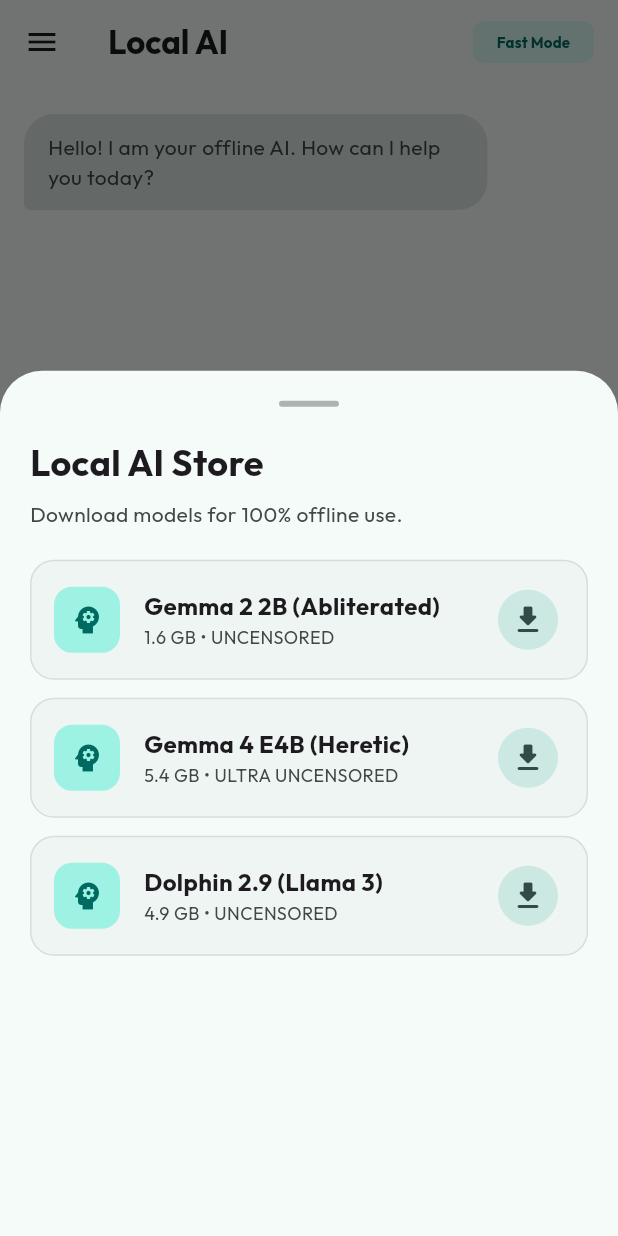
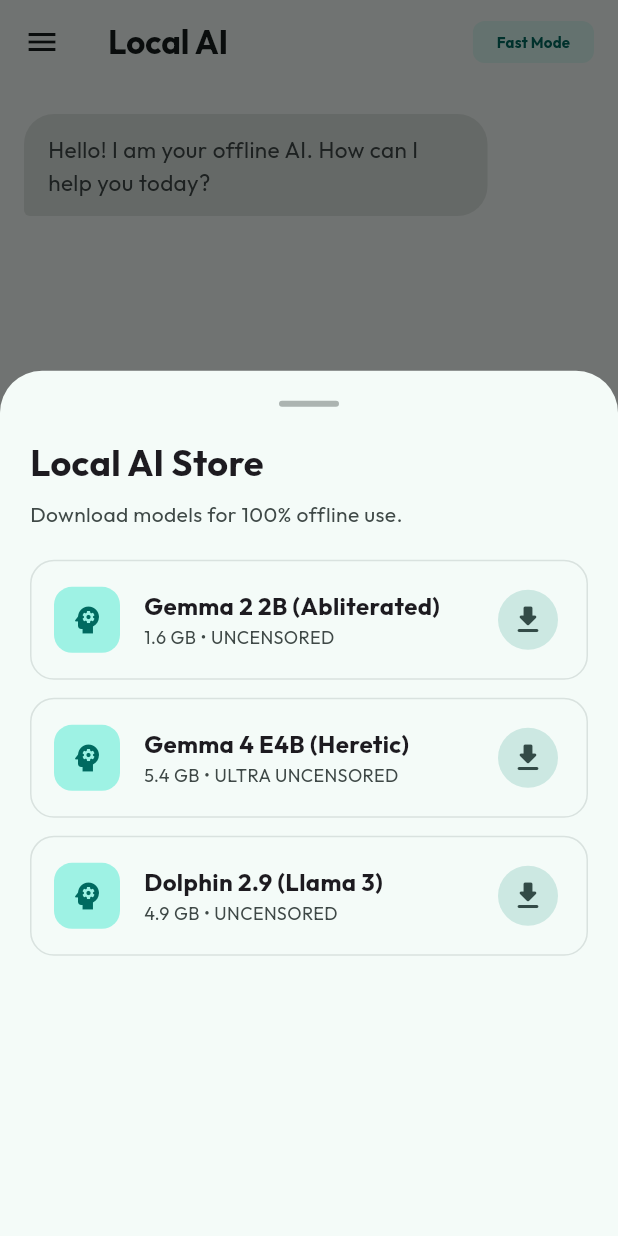
Before and after one commit to JithinKM/LocalAI, a Flutter app: the screen it shows after launch, in the side drawer, after a tap on "Model Store", on a phone screen of 412 x 824 dp. Run offline on Flutter 3.47's test engine with Material 3 defaults, Android fonts, the phone set to English and light mode, and no system bars; drawn by our look-alikes of flutter_markdown; our stand-ins replace dio, file_picker, flutter_riverpod, google_fonts, hive_flutter, shared_preferences; missing offline and left inert: dart:js_interop, llamadart, read_pdf_text; accounts and stored records are empty.

Commit message:
Rich text support for the model response

````diff
--- a/lib/main.dart
+++ b/lib/main.dart
@@ -1,6 +1,8 @@
 import 'dart:io';
 import 'package:flutter/material.dart';
+import 'package:flutter/services.dart';
 import 'package:flutter_riverpod/flutter_riverpod.dart';
+import 'package:flutter_markdown/flutter_markdown.dart';
 import 'package:google_fonts/google_fonts.dart';
 import 'package:file_picker/file_picker.dart';
 import 'services/llm_service.dart';
@@ -9,6 +11,7 @@ import 'services/model_state_provider.dart';
 import 'package:shared_preferences/shared_preferences.dart';
 import 'package:hive_flutter/hive_flutter.dart';
 import 'package:read_pdf_text/read_pdf_text.dart';
+import 'package:url_launcher/url_launcher.dart';
 
 void main() async {
   WidgetsFlutterBinding.ensureInitialized();
@@ -201,7 +204,9 @@ class _ChatScreenState extends ConsumerState<ChatScreen> {
     }
 
     // 2. Add the current prompt (with attachment if present)
-    String currentTurn = "<|user|>\n${finalPrompt}\n<|end|>\n<|assistant|>\n";
+    const formattingInstruction =
+        "When helpful, format your response with Markdown using headings, bold, italics, bullet lists, numbered lists, inline code, code blocks, and links.";
+    String currentTurn = "<|user|>\n$formattingInstruction\n\n${finalPrompt}\n<|end|>\n<|assistant|>\n";
     String finalEnginePrompt = fullConversationContext + currentTurn;
 
     try {
@@ -527,6 +532,7 @@ class _ChatScreenState extends ConsumerState<ChatScreen> {
                           progress: progress,
                           isDownloaded: isDownloaded,
                           isDownloading: downloadState.activeDownloads.contains(model.name),
+                          isSelected: _loadedModelName == model.name,
                           onDownload: () async {
                             try {
                               await ref.read(modelDownloadProvider.notifier).startDownload(model);
@@ -797,6 +803,7 @@ class _ModelListItem extends StatelessWidget {
   final double progress;
   final bool isDownloaded;
   final bool isDownloading;
+  final bool isSelected;
   final VoidCallback onDownload;
   final VoidCallback onSelect;
 
@@ -805,19 +812,29 @@ class _ModelListItem extends StatelessWidget {
     required this.progress,
     required this.isDownloaded,
     required this.isDownloading,
+    required this.isSelected,
     required this.onDownload,
     required this.onSelect,
   });
 
   @override
   Widget build(BuildContext context) {
+    final colorScheme = Theme.of(context).colorScheme;
 
     return Card(
       margin: const EdgeInsets.only(bottom: 12),
+      color: isSelected
+          ? colorScheme.primaryContainer.withOpacity(0.35)
+          : colorScheme.surface,
       elevation: 0,
       shape: RoundedRectangleBorder(
         borderRadius: BorderRadius.circular(16),
-        side: BorderSide(color: Theme.of(context).colorScheme.outlineVariant.withOpacity(0.5)),
+        side: BorderSide(
+          color: isSelected
+              ? colorScheme.primary
+              : colorScheme.outlineVariant.withOpacity(0.5),
+          width: isSelected ? 1.5 : 1,
+        ),
       ),
       child: Padding(
         padding: const EdgeInsets.all(16),
@@ -828,23 +845,62 @@ class _ModelListItem extends StatelessWidget {
                 Container(
                   padding: const EdgeInsets.all(10),
                   decoration: BoxDecoration(
-                    color: Theme.of(context).colorScheme.primaryContainer,
+                    color: isSelected
+                        ? colorScheme.primary.withOpacity(0.14)
+                        : colorScheme.primaryContainer,
                     borderRadius: BorderRadius.circular(12),
                   ),
-                  child: Icon(Icons.psychology, color: Theme.of(context).colorScheme.primary),
+                  child: Icon(Icons.psychology, color: colorScheme.primary),
                 ),
                 const SizedBox(width: 16),
                 Expanded(
                   child: Column(
                     crossAxisAlignment: CrossAxisAlignment.start,
                     children: [
-                      Text(model.name, style: const TextStyle(fontWeight: FontWeight.bold, fontSize: 16)),
-                      Text('${model.size} • ${model.version}', style: TextStyle(color: Theme.of(context).colorScheme.onSurfaceVariant, fontSize: 12)),
+                      Row(
+                        children: [
+                          Expanded(
+                            child: Text(
+                              model.name,
+                              style: TextStyle(
+                                fontWeight: FontWeight.bold,
+                                fontSize: 16,
+                                color: isSelected ? colorScheme.primary : null,
+                              ),
+                            ),
+                          ),
+                          if (isSelected)
+                            Container(
+                              padding: const EdgeInsets.symmetric(horizontal: 10, vertical: 4),
+                              decoration: BoxDecoration(
+                                color: colorScheme.primary,
+                                borderRadius: BorderRadius.circular(999),
+                              ),
+                              child: Text(
+                                'Current',
+                                style: TextStyle(
+                                  color: colorScheme.onPrimary,
+                                  fontSize: 11,
+                                  fontWeight: FontWeight.w600,
+                                ),
+                              ),
+                            ),
+                        ],
+                      ),
+                      Text(
+                        '${model.size} • ${model.version}',
+                        style: TextStyle(
+                          color: colorScheme.onSurfaceVariant,
+                          fontSize: 12,
+                        ),
+                      ),
                     ],
                   ),
                 ),
-                if (isDownloaded)
+                if (isDownloaded && !isSelected)
                   ElevatedButton(onPressed: onSelect, child: const Text('Use'))
+                else if (isDownloaded && isSelected)
+                  const SizedBox.shrink()
                 else if (isDownloading)
                   TextButton.icon(
                     onPressed: null,
@@ -908,6 +964,8 @@ class _ChatBubble extends StatelessWidget {
 
   @override
   Widget build(BuildContext context) {
+    final colorScheme = Theme.of(context).colorScheme;
+
     return Padding(
       padding: const EdgeInsets.symmetric(vertical: 4),
       child: Column(
@@ -917,8 +975,8 @@ class _ChatBubble extends StatelessWidget {
             padding: const EdgeInsets.symmetric(horizontal: 16, vertical: 12),
             decoration: BoxDecoration(
               color: isAi
-                ? Theme.of(context).colorScheme.surfaceVariant
-                : Theme.of(context).colorScheme.primary,
+                ? colorScheme.surfaceContainerHighest
+                : colorScheme.primary,
               borderRadius: BorderRadius.only(
                 topLeft: const Radius.circular(20),
                 topRight: const Radius.circular(20),
@@ -931,14 +989,12 @@ class _ChatBubble extends StatelessWidget {
               crossAxisAlignment: CrossAxisAlignment.start,
               children: [
                 if (content.isNotEmpty)
-                  Text(
-                    content,
-                    style: TextStyle(
-                      color: isAi
-                        ? Theme.of(context).colorScheme.onSurfaceVariant
-                        : Theme.of(context).colorScheme.onPrimary,
-                    ),
-                  ),
+                  isAi
+                      ? _FormattedAiMessage(content: content)
+                      : SelectableText(
+                          content,
+                          style: TextStyle(color: colorScheme.onPrimary),
+                        ),
                 if (action == 'show_store') ...[
                   const SizedBox(height: 12),
                   ElevatedButton.icon(
@@ -947,8 +1003,8 @@ class _ChatBubble extends StatelessWidget {
                     label: const Text('Go to Store'),
                     style: ElevatedButton.styleFrom(
                       visualDensity: VisualDensity.compact,
-                      backgroundColor: Theme.of(context).colorScheme.primaryContainer,
-                      foregroundColor: Theme.of(context).colorScheme.onPrimaryContainer,
+                      backgroundColor: colorScheme.primaryContainer,
+                      foregroundColor: colorScheme.onPrimaryContainer,
                     ),
                   ),
                 ],
@@ -968,7 +1024,7 @@ class _ChatBubble extends StatelessWidget {
                     ),
                     const SizedBox(width: 8),
                     Text('Thinking...',
-                      style: TextStyle(fontSize: 12, color: Theme.of(context).colorScheme.primary, fontStyle: FontStyle.italic)),
+                      style: TextStyle(fontSize: 12, color: colorScheme.primary, fontStyle: FontStyle.italic)),
                   ],
                 ),
               )
@@ -978,14 +1034,14 @@ class _ChatBubble extends StatelessWidget {
                 child: Row(
                   children: [
                     Text('Generating',
-                      style: TextStyle(fontSize: 10, color: Theme.of(context).colorScheme.outline.withOpacity(0.5))),
+                      style: TextStyle(fontSize: 10, color: colorScheme.outline.withValues(alpha: 0.5))),
                     const SizedBox(width: 4),
                     SizedBox(
                       width: 10,
                       height: 10,
                       child: CircularProgressIndicator(
                         strokeWidth: 1.5,
-                        color: Theme.of(context).colorScheme.outline.withOpacity(0.5),
+                        color: colorScheme.outline.withValues(alpha: 0.5),
                       ),
                     ),
                   ],
@@ -997,10 +1053,10 @@ class _ChatBubble extends StatelessWidget {
                 child: Row(
                   mainAxisSize: MainAxisSize.min,
                   children: [
-                    Icon(Icons.check_circle_outline_rounded, size: 12, color: Colors.teal.withOpacity(0.5)),
+                    Icon(Icons.check_circle_outline_rounded, size: 12, color: Colors.teal.withValues(alpha: 0.5)),
                     const SizedBox(width: 4),
                     Text('Response complete',
-                      style: TextStyle(fontSize: 10, color: Theme.of(context).colorScheme.outline.withOpacity(0.5))),
+                      style: TextStyle(fontSize: 10, color: colorScheme.outline.withValues(alpha: 0.5))),
                   ],
                 ),
               ),
@@ -1010,3 +1066,128 @@ class _ChatBubble extends StatelessWidget {
     );
   }
 }
+
+class _FormattedAiMessage extends StatelessWidget {
+  final String content;
+
+  const _FormattedAiMessage({required this.content});
+
+  @override
+  Widget build(BuildContext context) {
+    final colorScheme = Theme.of(context).colorScheme;
+
+    return MarkdownBody(
+      data: _normalizeMarkdown(content),
+      selectable: true,
+      softLineBreak: true,
+      onTapLink: (text, href, title) => _handleLinkTap(context, href ?? text),
+      styleSheet: MarkdownStyleSheet(
+        p: TextStyle(
+          color: colorScheme.onSurfaceVariant,
+          fontSize: 15,
+          height: 1.5,
+        ),
+        strong: TextStyle(
+          color: colorScheme.onSurface,
+          fontWeight: FontWeight.w700,
+        ),
+        em: TextStyle(
+          color: Colors.deepOrange.shade400,
+          fontStyle: FontStyle.italic,
+        ),
+        a: TextStyle(
+          color: Colors.blue.shade700,
+          decoration: TextDecoration.underline,
+          fontWeight: FontWeight.w600,
+        ),
+        h1: TextStyle(
+          color: colorScheme.primary,
+          fontSize: 22,
+          fontWeight: FontWeight.w800,
+        ),
+        h2: TextStyle(
+          color: Colors.teal.shade700,
+          fontSize: 19,
+          fontWeight: FontWeight.w700,
+        ),
+        h3: TextStyle(
+          color: Colors.orange.shade800,
+          fontSize: 17,
+          fontWeight: FontWeight.w700,
+        ),
+        code: TextStyle(
+          color: Colors.pink.shade300,
+          fontFamily: 'monospace',
+          fontSize: 14,
+        ),
+        codeblockDecoration: BoxDecoration(
+          color: colorScheme.surface,
+          borderRadius: BorderRadius.circular(12),
+          border: Border.all(color: colorScheme.outlineVariant.withValues(alpha: 0.4)),
+        ),
+        blockquote: TextStyle(
+          color: Colors.purple.shade300,
+          fontStyle: FontStyle.italic,
+          height: 1.5,
+        ),
+        blockquoteDecoration: BoxDecoration(
+          color: Colors.purple.shade50.withValues(alpha: 0.55),
+          borderRadius: BorderRadius.circular(12),
+          border: Border(
+            left: BorderSide(color: Colors.purple.shade300, width: 4),
+          ),
+        ),
+        listBullet: TextStyle(
+          color: colorScheme.primary,
+          fontWeight: FontWeight.w700,
+        ),
+        horizontalRuleDecoration: BoxDecoration(
+          border: Border(
+            top: BorderSide(color: colorScheme.outlineVariant.withValues(alpha: 0.5)),
+          ),
+        ),
+      ),
+    );
+  }
+
+  static String _normalizeMarkdown(String value) {
+    final trimmed = value.trim();
+    if (trimmed.isEmpty) return value;
+
+    final hasMarkdown = RegExp(
+      r'(^#{1,6}\s)|(\*\*[^*]+\*\*)|(\*[^*\n]+\*)|(```)|(`[^`\n]+`)|(\[[^\]]+\]\([^)]+\))|(^\s*[-*+]\s)|(^\s*\d+\.\s)|(>\s)',
+      multiLine: true,
+    ).hasMatch(trimmed);
+
+    if (hasMarkdown) {
+      return trimmed;
+    }
+
+    return trimmed;
+  }
+
+  static Future<void> _handleLinkTap(BuildContext context, String? href) async {
+    if (href == null || href.isEmpty) {
+      return;
+    }
+
+    final messenger = ScaffoldMessenger.of(context);
+    final uri = Uri.tryParse(href);
+    if (uri == null) {
+      messenger.showSnackBar(
+        const SnackBar(content: Text('This link could not be opened.')),
+      );
+      return;
+    }
+
+    final launched = await launchUrl(uri, mode: LaunchMode.externalApplication);
+    if (!launched && context.mounted) {
+      await Clipboard.setData(ClipboardData(text: href));
+      if (context.mounted) {
+        messenger.showSnackBar(
+          const SnackBar(content: Text('Link could not be opened, so it was copied instead.')),
+        );
+      }
+    }
+  }
+}
--- a/pubspec.yaml
+++ b/pubspec.yaml
@@ -19,6 +19,8 @@ dependencies:
   hive: ^2.2.3
   hive_flutter: ^1.1.0
   read_pdf_text: ^0.3.1
+  flutter_markdown: ^0.7.7+1
+  url_launcher: ^6.3.2
 
 dev_dependencies:
   flutter_test:
````
Also changed, not shown: pubspec.lock.
